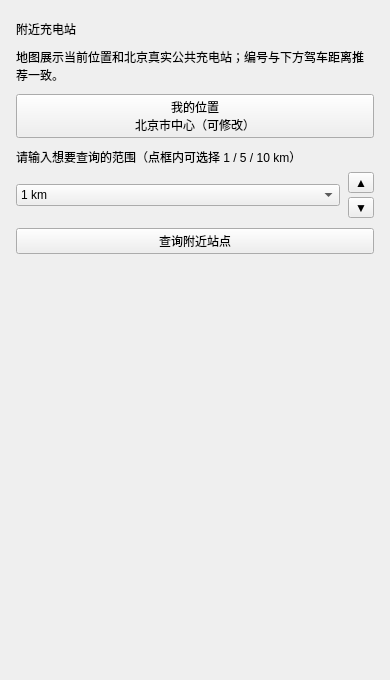
Before: the Qt Designer form clients/user-qt/homepage.ui in BIT26FallMiniSemester/MapForECarCharger, drawn with Qt 5.
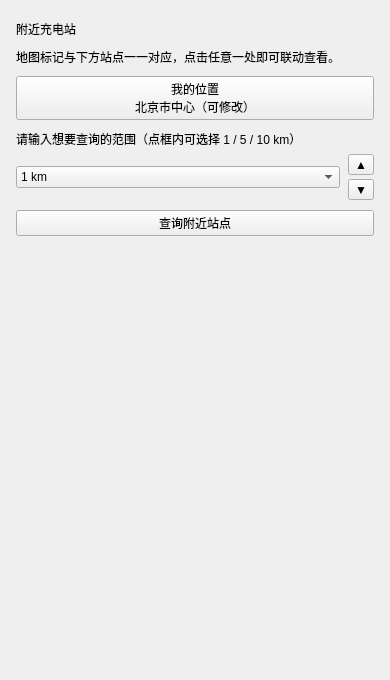
After: the same form once the commit is applied.

Patch:
```diff
--- a/clients/user-qt/homepage.ui
+++ b/clients/user-qt/homepage.ui
@@ -36,7 +36,7 @@
    <item>
     <widget class="QLabel" name="descLabel">
      <property name="text">
-      <string>地图展示当前位置和北京真实公共充电站；编号与下方驾车距离推荐一致。</string>
+      <string>地图标记与下方站点一一对应，点击任意一处即可联动查看。</string>
      </property>
      <property name="wordWrap">
       <bool>true</bool>
```
